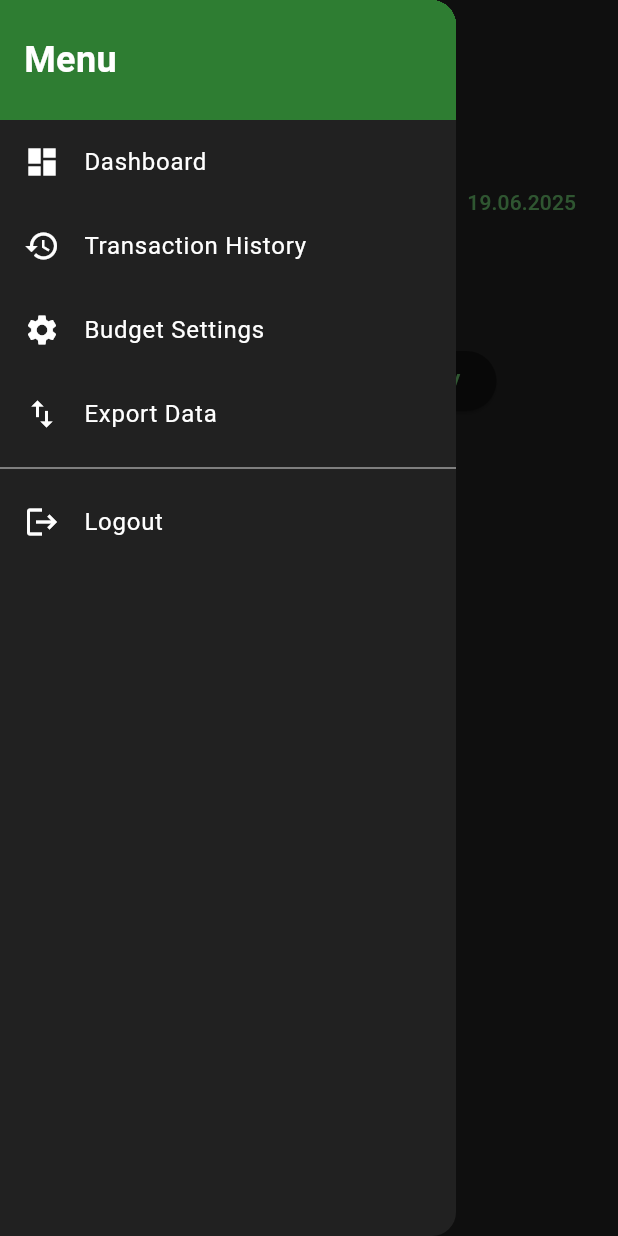
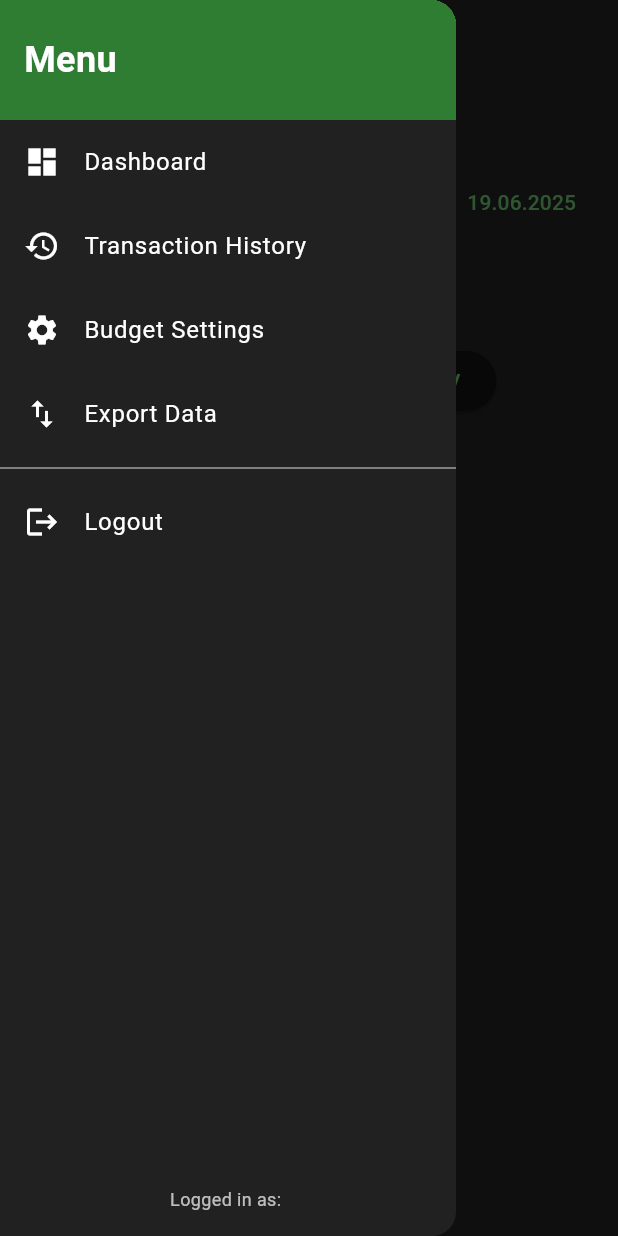
Before and after one commit to Kosterix0/expense_tracker, a Flutter app: the ExportScreen screen opened directly, with the side drawer open, on a phone screen of 412 x 824 dp. Run offline on Flutter 3.47's test engine with Material 3 defaults, Android fonts, the phone set to English and light mode, and no system bars; our stand-ins replace cloud_firestore, csv, firebase_auth, firebase_core, fl_chart, flutter_riverpod and 4 more; accounts and stored records are empty.

Commit message:
fix logour

```diff
--- a/lib/app.dart
+++ b/lib/app.dart
@@ -23,12 +23,11 @@ class AppScaffold extends ConsumerWidget {
 
   @override
   Widget build(BuildContext context, WidgetRef ref) {
-    final user = FirebaseAuth.instance.currentUser!;
-    final transactions = ref.watch(transactionProvider);
-    final budget = ref.watch(budgetProvider);
+    final user = FirebaseAuth.instance.currentUser;
 
     return Scaffold(
-      drawer: AppDrawer(user: user),
+      drawer:
+          user != null ? AppDrawer(user: user) : null,
       appBar: AppBar(
         title: Text(title),
         bottom: bottomTabBar,
--- a/lib/screens/expense/add_expense_screen.dart
+++ b/lib/screens/expense/add_expense_screen.dart
@@ -1,4 +1,3 @@
-// add_expense_screen.dart
 import 'package:flutter/material.dart';
 import 'package:flutter_riverpod/flutter_riverpod.dart';
 import 'package:expense_tracker/app.dart';
--- a/lib/screens/export/export_screen.dart
+++ b/lib/screens/export/export_screen.dart
@@ -1,6 +1,6 @@
 import 'package:flutter/material.dart';
 import 'package:flutter_riverpod/flutter_riverpod.dart';
-import 'package:expense_tracker/services/export_service.dart';
+import 'package:expense_tracker/services/export_service.dart'; // Dodaj ten import
 import 'package:expense_tracker/services/expense_service.dart';
 import 'package:expense_tracker/app.dart';
 import 'package:intl/intl.dart';
@@ -154,7 +154,7 @@ class _ExportScreenState
             ),
             const SizedBox(height: 32),
             const Text(
-              'WSelect export format:',
+              'Select export format:',
               style: TextStyle(
                 fontSize: 16,
                 fontWeight: FontWeight.bold,
--- a/lib/screens/settings/settings_screen.dart
+++ b/lib/screens/settings/settings_screen.dart
@@ -1,4 +1,3 @@
-// settings_screen.dart
 import 'package:flutter/material.dart';
 import 'package:flutter_riverpod/flutter_riverpod.dart';
 import 'package:expense_tracker/services/budget_service.dart';
--- a/lib/widgets/app_drawer.dart
+++ b/lib/widgets/app_drawer.dart
@@ -27,7 +27,6 @@ class AppDrawer extends StatelessWidget {
               ),
               padding: const EdgeInsets.only(left: 16),
               alignment: Alignment.centerLeft,
-
               child: Text(
                 'Menu',
                 style: TextStyle(
@@ -146,18 +145,45 @@ class AppDrawer extends StatelessWidget {
                       ),
                     ),
                     onTap: () async {
+                      try {
                         await _auth.signOut();
                         Navigator.of(
                           context,
                         ).pushAndRemoveUntil(
                           MaterialPageRoute(
-                          builder: (_) => SignInScreen(),
+                            builder:
+                                (_) => SignInScreen(),
                           ),
                           (route) => false,
                         );
+                      } catch (e) {
+                        if (context.mounted) {
+                          ScaffoldMessenger.of(
+                            context,
+                          ).showSnackBar(
+                            SnackBar(
+                              content: Text(
+                                'Logout failed: ${e.toString()}',
+                              ),
+                              backgroundColor:
+                                  Colors.red,
+                            ),
+                          );
+                        }
+                      }
                     },
                   ),
                 ],
+              ),
+            ),
+            Padding(
+              padding: const EdgeInsets.all(16.0),
+              child: Text(
+                'Logged in as: ${user.email ?? 'Unknown'}',
+                style: const TextStyle(
+                  color: Colors.white70,
+                  fontSize: 12,
+                ),
               ),
             ),
           ],
```
Also changed, not shown: lib/main.dart (+10 -10 lines), lib/services/expense_service.dart (+58 -50 lines). Lines whose indentation alone changed are shown as unchanged.
